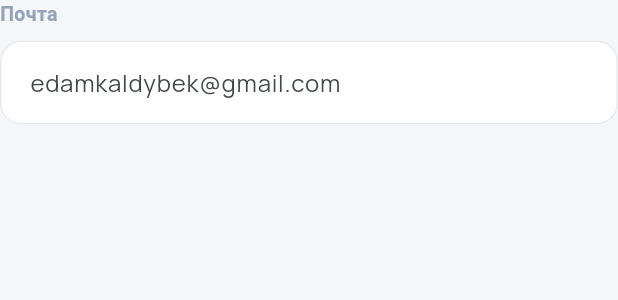
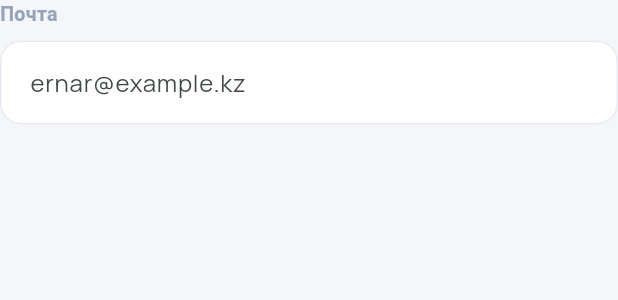
Before and after one commit to kiray228/fastwork, a Flutter app: the _EmailStep widget shown alone on an empty page, opened directly with empty values, on a phone screen of 412 x 824 dp. Shown: the top 300 px of the screen. Run offline on Flutter 3.47's test engine with Material 3 defaults, Android fonts, the phone set to English and light mode, and no system bars; our stand-ins replace drift, drift_flutter, google_fonts, shared_preferences; accounts and stored records are empty; generated files the repository leaves out were written again; statements that could not run were skipped.

Commit message:
Use an example address instead of a personal one in the code
The sign-in hint, a test and a doc sample all carried a real personal
email address. Harmless in a private repository, but it would be
published along with everything else if the repository is opened up.

Co-Authored-By: Claude Opus 5 <noreply@anthropic.com>
Claude-Session: https://claude.ai/code/session_01WGuugw2cK3r5kj94uGW1mE

```diff
--- a/lib/auth/register_page.dart
+++ b/lib/auth/register_page.dart
@@ -352,7 +352,7 @@ class _EmailStep extends StatelessWidget {
     return _Field(
       label: 'Почта',
       controller: controller,
-      hint: 'edamkaldybek@gmail.com',
+      hint: 'ernar@example.kz',
       keyboardType: TextInputType.emailAddress,
       onChanged: (_) => onChanged(),
       onSubmitted: (_) => onSubmit(),
```
Also changed, not shown: 2 other files.
